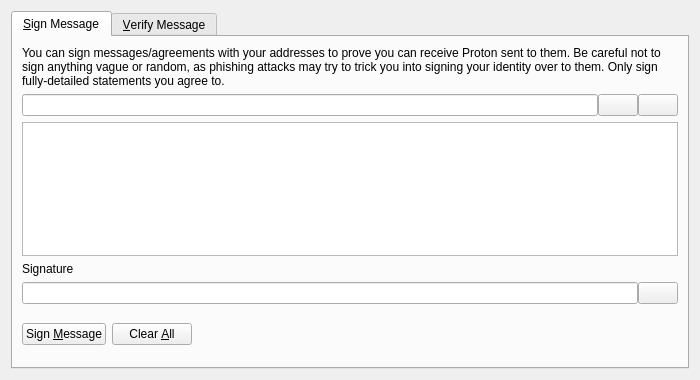
Before: the Qt Designer form src/qt/forms/signverifymessagedialog.ui in stonecoinproject/Stonecoin, drawn with Qt 5.
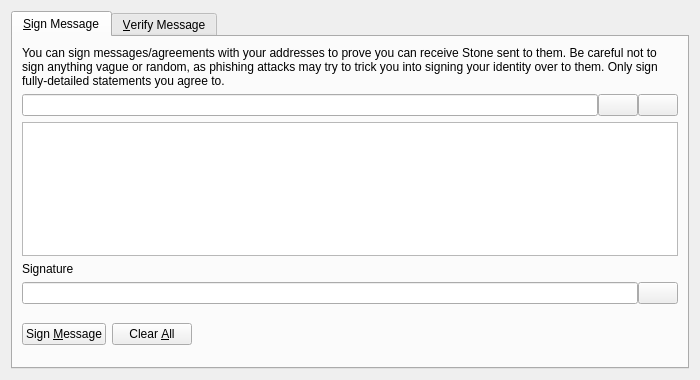
After: the same form once the commit is applied. Custom widgets are drawn as their Qt base class.

Commit message: Fixed remaining Proton leftover Old nodes dropped on connect

The edit to the form file:
```diff
--- a/src/qt/forms/signverifymessagedialog.ui
+++ b/src/qt/forms/signverifymessagedialog.ui
@@ -30,7 +30,7 @@
        <item>
         <widget class="QLabel" name="infoLabel_SM">
          <property name="text">
-          <string>You can sign messages/agreements with your addresses to prove you can receive Proton sent to them. Be careful not to sign anything vague or random, as phishing attacks may try to trick you into signing your identity over to them. Only sign fully-detailed statements you agree to.</string>
+          <string>You can sign messages/agreements with your addresses to prove you can receive Stone sent to them. Be careful not to sign anything vague or random, as phishing attacks may try to trick you into signing your identity over to them. Only sign fully-detailed statements you agree to.</string>
          </property>
          <property name="textFormat">
           <enum>Qt::PlainText</enum>
```
Left out of the diff: 8 changed lines with no effect on the pictures. The commit also changes 18 other files.
